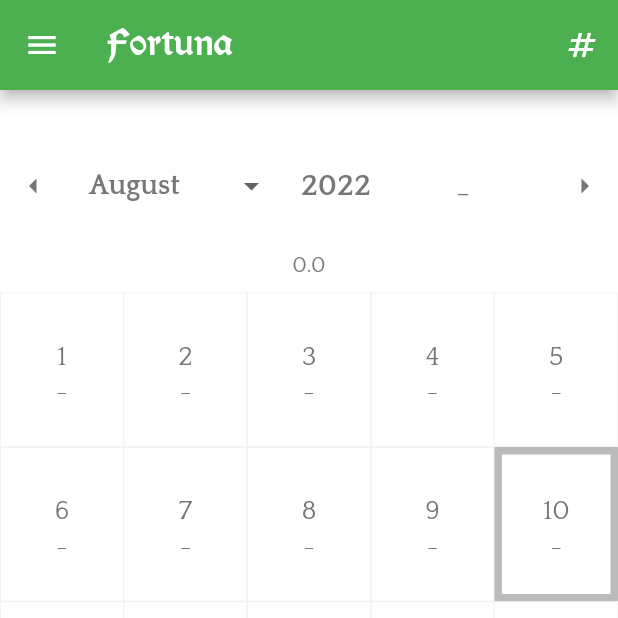
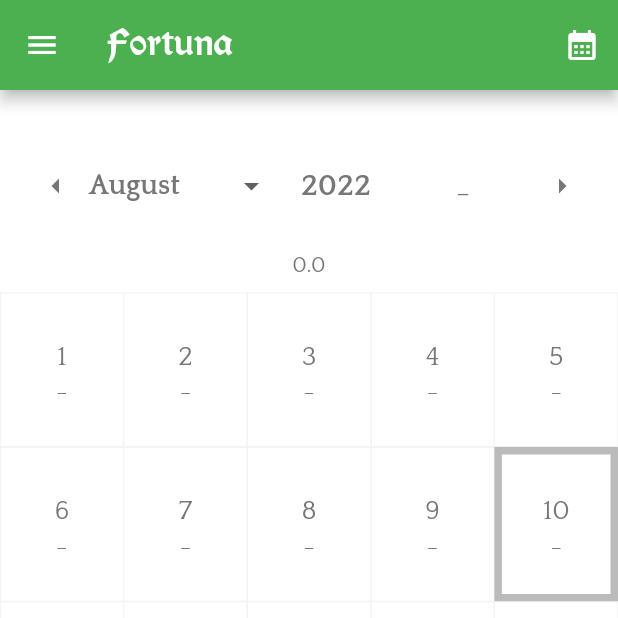
Before and after one commit to fulcrum6378/fortuna_flutter, a Flutter app: the screen it shows after launch, on a phone screen of 412 x 824 dp, the top half of it. Run offline on Flutter 3.47's test engine with Material 2 defaults, Android fonts, the phone set to English and light mode, and no system bars; our stand-ins replace file_picker, jiffy, share_plus, shared_preferences, vibration; missing offline and left inert: flutter_document_picker, format.

Commit message:
2022.08.10 - 1

```diff
--- a/lib/main.dart
+++ b/lib/main.dart
@@ -14,6 +14,7 @@ import 'package:jiffy/jiffy.dart';
 import 'package:path_provider/path_provider.dart';
 import 'package:share_plus/share_plus.dart';
 import 'package:shared_preferences/shared_preferences.dart';
+import 'package:vibration/vibration.dart';
 
 import 'dict.dart';
 import 'numerals.dart';
@@ -91,6 +92,13 @@ class Fortuna extends StatelessWidget {
       csd = Color(0xFF670D06),
       cwd = Color(0x44FFFFFF);
 
+  static bool canShake = false;
+
+  static shake() {
+    if (!canShake) return;
+    Vibration.vibrate(duration: 40, amplitude: 100);
+  }
+
   @override
   Widget build(BuildContext context) {
     if (vita == null) vita = Vita();
@@ -129,6 +137,8 @@ class Fortuna extends StatelessWidget {
     String selectedNumType =
         Fortuna.sp?.getString(BaseNumeral.key) ?? BaseNumeral.defType;
 
+    Vibration.hasVibrator().then((value) => canShake = value == true);
+
     return Scaffold(
       appBar: AppBar(
         systemOverlayStyle: systemOverlayStyle,
@@ -140,12 +150,13 @@ class Fortuna extends StatelessWidget {
         ),
         actions: <Widget>[
           PopupMenuButton<NumeralType>(
-              icon: Icon(Icons.numbers),
+              icon: Icon(Icons.calendar_month),
               tooltip: s('numerals'),
               initialValue: BaseNumeral.findById(selectedNumType),
               onSelected: (NumeralType item) {
                 Fortuna.sp?.setString(BaseNumeral.key, item.id);
                 Grid.id.currentState?.setState(() {});
+                Fortuna.shake();
               },
               itemBuilder: (BuildContext c) =>
                   [for (int i = 0; i < BaseNumeral.all.length; i++) i].map((i) {
@@ -188,8 +199,7 @@ class Fortuna extends StatelessWidget {
                 builder: (BuildContext context) {
                   final scores = <double>[];
                   Fortuna.vita?.forEach((key, luna) {
-                    final cal = key.makeCalendar();
-                    for (var v = 0; v <= cal.lunaMaxima(); v++) {
+                    for (var v = 0; v < luna.diebus.length; v++) {
                       final score = luna[v] ?? luna.defVar;
                       if (score != null) scores.add(score);
                     }
@@ -385,7 +395,7 @@ class Panel extends StatefulWidget {
 }
 
 class PanelState extends State<Panel> {
-  static final double arrowDistance = 25;
+  static final double arrowDistance = 8;
   String _annus = Panel.annus;
 
   @override
@@ -400,7 +410,10 @@ class PanelState extends State<Panel> {
               InkWell(
                 child: MouseRegion(
                   cursor: SystemMouseCursors.click,
+                  child: Padding(
+                    padding: EdgeInsets.all(2),
                     child: Icon(Icons.arrow_left, color: Fortuna.textColor()),
+                  ),
                 ),
                 onTap: () => rollCalendar(false),
               ),
@@ -463,7 +476,10 @@ class PanelState extends State<Panel> {
               InkWell(
                 child: MouseRegion(
                   cursor: SystemMouseCursors.click,
+                  child: Padding(
+                    padding: EdgeInsets.all(2),
                     child: Icon(Icons.arrow_right, color: Fortuna.textColor()),
+                  ),
                 ),
                 onTap: () => rollCalendar(true),
               ),
@@ -593,9 +609,9 @@ class GridState extends State<Grid> {
                   ? normalBorder
                   : Border.all(
                       width: 5,
-                        color:
-                            Color(!Fortuna.night() ? 0x44000000 : 0x44FFFFFF),
-                      )),
+                      color: Color(!Fortuna.night() ? 0x44000000 : 0x44FFFFFF),
+                    ),
+            ),
             child: Column(
               mainAxisAlignment: MainAxisAlignment.center,
               children: [
--- a/pubspec.yaml
+++ b/pubspec.yaml
@@ -1,7 +1,7 @@
 name: fortuna
 description: An application of the Hedonist philosophy.
 publish_to: 'none'
-version: 3.1.0
+version: 3.2.0
 environment:
   sdk: ">=2.16.0 <3.0.2"
 
@@ -18,6 +18,7 @@ dev_dependencies: # force update their build.gradle
   format: ^1.1.1
   jiffy: ^5.0.0
   shared_preferences: ^2.0.15
+  vibration: ^1.7.5
 
 flutter:
   uses-material-design: true
```
Also changed, not shown: lib/vita.dart (+11 -0 lines), pubspec.lock. Lines whose indentation alone changed are shown as unchanged.
